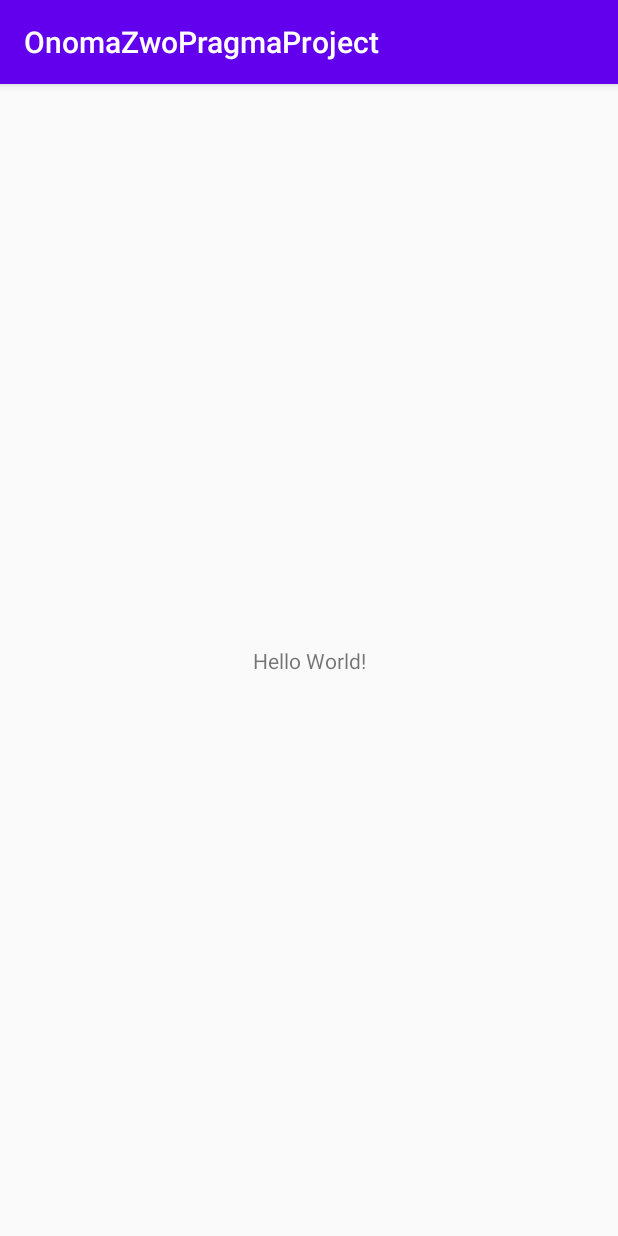
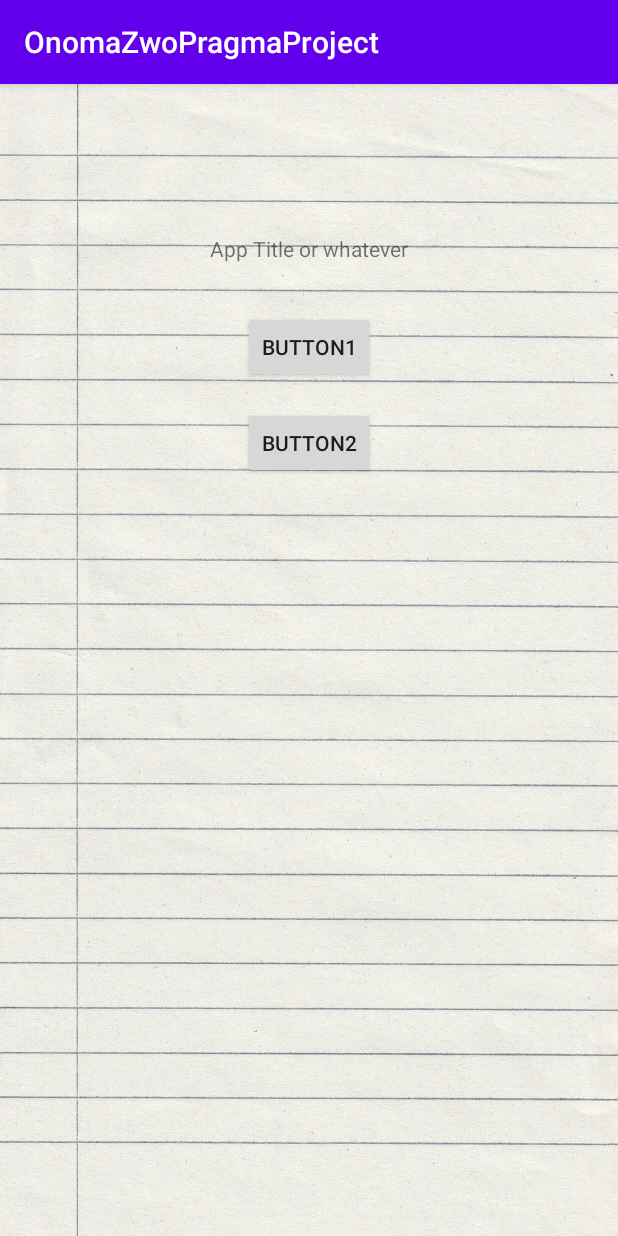
Before and after one commit to sgkevreki/OnomaZwoPragma, an Android app: the screen it shows after launch (MainActivity), on a phone screen of 412 x 824 dp. Run offline under Robolectric (Android 15) with nearby library versions, the phone set to English and light mode, and no system bars.

Commit message:
Syncing with laptop

```diff
--- a/app/build.gradle
+++ b/app/build.gradle
@@ -30,6 +30,7 @@ dependencies {
     implementation 'androidx.core:core-ktx:1.3.1'
     implementation 'androidx.appcompat:appcompat:1.2.0'
     implementation 'androidx.constraintlayout:constraintlayout:2.0.1'
+    implementation 'androidx.recyclerview:recyclerview:1.1.0'
     testImplementation 'junit:junit:4.12'
     androidTestImplementation 'androidx.test.ext:junit:1.1.2'
     androidTestImplementation 'androidx.test.espresso:espresso-core:3.3.0'
--- a/app/src/main/AndroidManifest.xml
+++ b/app/src/main/AndroidManifest.xml
@@ -9,6 +9,8 @@
         android:roundIcon="@mipmap/ic_launcher_round"
         android:supportsRtl="true"
         android:theme="@style/AppTheme">
+        <activity android:name=".GameActivity"></activity>
+        <activity android:name=".HostOrJoinRoomActivity"></activity>
         <activity android:name=".MainActivity">
             <intent-filter>
                 <action android:name="android.intent.action.MAIN" />
--- a/app/src/main/java/com/example/onomazwopragmaproject/MainActivity.kt
+++ b/app/src/main/java/com/example/onomazwopragmaproject/MainActivity.kt
@@ -1,11 +1,26 @@
 package com.example.onomazwopragmaproject
 
+import android.content.Intent
 import androidx.appcompat.app.AppCompatActivity
 import android.os.Bundle
+import android.widget.Button
 
 class MainActivity : AppCompatActivity() {
     override fun onCreate(savedInstanceState: Bundle?) {
         super.onCreate(savedInstanceState)
         setContentView(R.layout.activity_main)
+
+        var button1 = findViewById<Button>(R.id.button1)
+        button1.setOnClickListener {
+            var intent: Intent = Intent(this, HostOrJoinRoomActivity::class.java)
+            startActivity(intent)
+        }
+
+        var button2 = findViewById<Button>(R.id.button2)
+        button2.setOnClickListener {
+            // ...
+        }
+
+
     }
 }
--- /dev/null
+++ b/app/src/main/res/drawable/tile_background.xml
@@ -0,0 +1,6 @@
+<?xml version="1.0" encoding="UTF-8" ?>
+<bitmap
+    xmlns:android="http://schemas.android.com/apk/res/android"
+    android:src="@drawable/paper3new"
+    android:tileMode="repeat"
+    />
--- a/app/src/main/res/layout/activity_main.xml
+++ b/app/src/main/res/layout/activity_main.xml
@@ -4,15 +4,53 @@
     xmlns:tools="http://schemas.android.com/tools"
     android:layout_width="match_parent"
     android:layout_height="match_parent"
+    android:background="@drawable/paper2"
+    android:orientation="vertical"
     tools:context=".MainActivity">
 
     <TextView
+        android:id="@+id/title"
         android:layout_width="wrap_content"
         android:layout_height="wrap_content"
-        android:text="Hello World!"
-        app:layout_constraintBottom_toBottomOf="parent"
-        app:layout_constraintLeft_toLeftOf="parent"
-        app:layout_constraintRight_toRightOf="parent"
+        android:layout_marginTop="100dp"
+        android:text="App Title or whatever"
+        app:layout_constraintEnd_toEndOf="parent"
+        app:layout_constraintStart_toStartOf="parent"
         app:layout_constraintTop_toTopOf="parent" />
 
+    <ScrollView
+        android:layout_width="match_parent"
+        android:layout_height="610dp"
+        android:layout_marginTop="16dp"
+        app:layout_constraintEnd_toEndOf="parent"
+        app:layout_constraintStart_toStartOf="parent"
+        app:layout_constraintTop_toBottomOf="@+id/title">
+
+        <androidx.constraintlayout.widget.ConstraintLayout
+            android:layout_width="match_parent"
+            android:layout_height="match_parent">
+
+            <Button
+                android:id="@+id/button1"
+                android:layout_width="wrap_content"
+                android:layout_height="wrap_content"
+                android:layout_marginTop="16dp"
+                android:text="Button1"
+                app:layout_constraintEnd_toEndOf="parent"
+                app:layout_constraintStart_toStartOf="parent"
+                app:layout_constraintTop_toTopOf="parent" />
+
+            <Button
+                android:id="@+id/button2"
+                android:layout_width="wrap_content"
+                android:layout_height="wrap_content"
+                android:layout_marginTop="16dp"
+                android:text="Button2"
+                app:layout_constraintEnd_toEndOf="@+id/button1"
+                app:layout_constraintStart_toStartOf="@+id/button1"
+                app:layout_constraintTop_toBottomOf="@+id/button1" />
+        </androidx.constraintlayout.widget.ConstraintLayout>
+    </ScrollView>
+
+
 </androidx.constraintlayout.widget.ConstraintLayout>
```
Also changed, not shown: app/src/main/java/com/example/onomazwopragmaproject/GameActivity.kt (added, +11 -0 lines), app/src/main/java/com/example/onomazwopragmaproject/HostOrJoinRoomActivity.kt (added, +11 -0 lines), app/src/main/res/layout/activity_game.xml (added, +15 -0 lines), app/src/main/res/layout/activity_host_or_join_room.xml (added, +30 -0 lines), app/src/main/res/drawable/lines_background.png (added), app/src/main/res/drawable/lines_background_dark.png (added), app/src/main/res/drawable/paper2.jpg (added), app/src/main/res/drawable/paper3.png (added), app/src/main/res/drawable/testnote.png (added), 1 other file.
